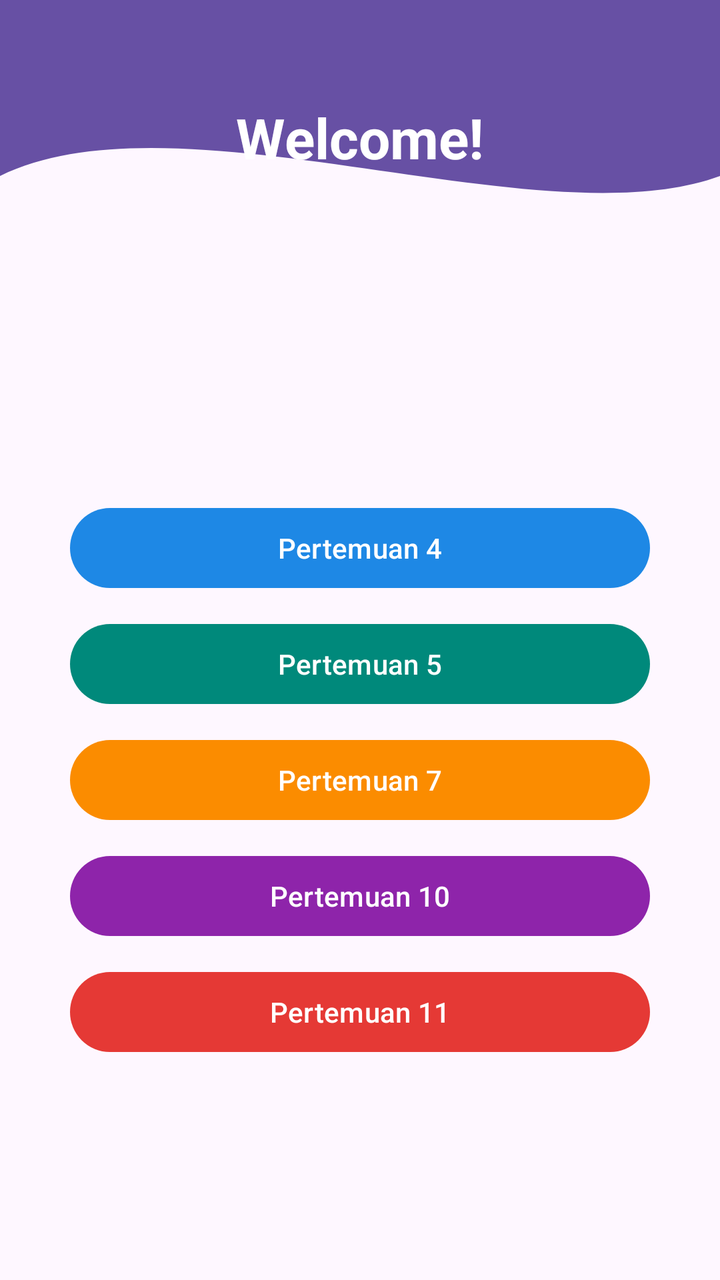
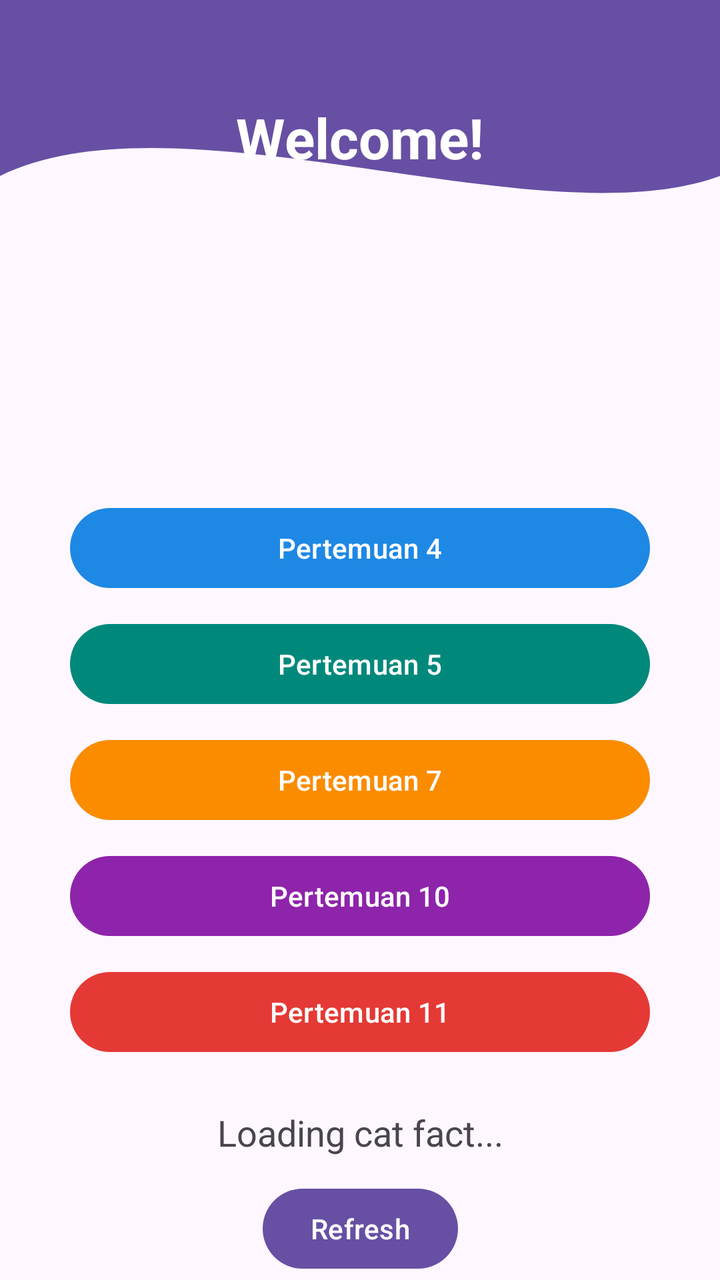

An Android layout rendered at two revisions. The XML below is the earlier revision; the diff shows what the commit changed to produce the second picture.
<!-- AndroidManifest.xml: application theme Theme.P3Isra -->
<!-- res/layout/activity_home_fragment.xml -->
<?xml version="1.0" encoding="utf-8"?>
<androidx.constraintlayout.widget.ConstraintLayout
    xmlns:android="http://schemas.android.com/apk/res/android"
    xmlns:app="http://schemas.android.com/apk/res-auto"
    xmlns:tools="http://schemas.android.com/tools"
    android:layout_width="match_parent"
    android:layout_height="match_parent">

    
    <View
        android:id="@+id/background_header"
        android:layout_width="0dp"
        android:layout_height="220dp"
        android:background="@drawable/bg_header_wave"
        app:layout_constraintEnd_toEndOf="parent"
        app:layout_constraintStart_toStartOf="parent"
        app:layout_constraintTop_toTopOf="parent" />

    
    <TextView
        android:id="@+id/tvWelcome"
        android:layout_width="wrap_content"
        android:layout_height="wrap_content"
        android:layout_marginTop="50dp"
        android:text="Welcome!"
        android:textColor="@android:color/white"
        android:textSize="28sp"
        android:textStyle="bold"
        app:layout_constraintEnd_toEndOf="parent"
        app:layout_constraintStart_toStartOf="parent"
        app:layout_constraintTop_toTopOf="parent" />

    
    <com.google.android.material.button.MaterialButton
        android:id="@+id/btnPertemuan4"
        android:layout_width="0dp"
        android:layout_height="wrap_content"
        android:layout_marginHorizontal="35dp"
        android:layout_marginTop="30dp"
        android:text="Pertemuan 4"
        android:textColor="@android:color/white"
        app:backgroundTint="#1E88E5"
        app:layout_constraintEnd_toEndOf="parent"
        app:layout_constraintStart_toStartOf="parent"
        app:layout_constraintTop_toBottomOf="@id/background_header" />

    
    <com.google.android.material.button.MaterialButton
        android:id="@+id/btnPertemuan5"
        android:layout_width="0dp"
        android:layout_height="wrap_content"
        android:layout_marginHorizontal="35dp"
        android:layout_marginTop="10dp"
        android:text="Pertemuan 5"
        android:textColor="@android:color/white"
        app:backgroundTint="#00897B"
        app:layout_constraintEnd_toEndOf="parent"
        app:layout_constraintStart_toStartOf="parent"
        app:layout_constraintTop_toBottomOf="@id/btnPertemuan4" />

    
    <com.google.android.material.button.MaterialButton
        android:id="@+id/btnPertemuan7"
        android:layout_width="0dp"
        android:layout_height="wrap_content"
        android:layout_marginHorizontal="35dp"
        android:layout_marginTop="10dp"
        android:text="Pertemuan 7"
        android:textColor="@android:color/white"
        app:backgroundTint="#FB8C00"
        app:layout_constraintEnd_toEndOf="parent"
        app:layout_constraintStart_toStartOf="parent"
        app:layout_constraintTop_toBottomOf="@id/btnPertemuan5" />

    
    <com.google.android.material.button.MaterialButton
        android:id="@+id/btnPertemuan10"
        android:layout_width="0dp"
        android:layout_height="wrap_content"
        android:layout_marginHorizontal="35dp"
        android:layout_marginTop="10dp"
        android:text="Pertemuan 10"
        android:textColor="@android:color/white"
        app:backgroundTint="#8E24AA"
        app:layout_constraintEnd_toEndOf="parent"
        app:layout_constraintStart_toStartOf="parent"
        app:layout_constraintTop_toBottomOf="@id/btnPertemuan7" />

    
    <com.google.android.material.button.MaterialButton
        android:id="@+id/btnPertemuan11"
        android:layout_width="0dp"
        android:layout_height="wrap_content"
        android:layout_marginHorizontal="35dp"
        android:layout_marginTop="10dp"
        android:text="Pertemuan 11"
        android:textColor="@android:color/white"
        app:backgroundTint="#E53935"
        app:layout_constraintEnd_toEndOf="parent"
        app:layout_constraintStart_toStartOf="parent"
        app:layout_constraintTop_toBottomOf="@id/btnPertemuan10" />

</androidx.constraintlayout.widget.ConstraintLayout>
<!-- resources referenced by this layout -->
<resources>
  <!-- drawable bg_header_wave (drawable) -->
  <?xml version="1.0" encoding="utf-8"?>
  <vector xmlns:android="http://schemas.android.com/apk/res/android"
      android:width="100dp"
      android:height="100dp"
      android:viewportWidth="100"
      android:viewportHeight="100">
  
      <path
          android:fillColor="?attr/colorPrimary"
          android:pathData="M0,0 L100,0 L100,40 C 75,55 25,20 0,40 Z" />
  </vector>
  <style name="Theme.P3Isra" parent="Base.Theme.P3Isra" />
  <style name="Base.Theme.P3Isra" parent="Theme.Material3.DayNight.NoActionBar">
          
          
      </style>
</resources>

<!-- the commit's change to res/layout/activity_home_fragment.xml (unified diff, before → after) -->
@@ -100,4 +100,30 @@
         app:layout_constraintStart_toStartOf="parent"
         app:layout_constraintTop_toBottomOf="@id/btnPertemuan10" />
 
+    
+    <TextView
+        android:id="@+id/tvCatFact"
+        android:layout_width="match_parent"
+        android:layout_height="wrap_content"
+        android:layout_marginHorizontal="24dp"
+        android:layout_marginTop="24dp"
+        android:gravity="center"
+        android:text="Loading cat fact..."
+        android:textAlignment="center"
+        android:textSize="18sp"
+        app:layout_constraintEnd_toEndOf="parent"
+        app:layout_constraintStart_toStartOf="parent"
+        app:layout_constraintTop_toBottomOf="@id/btnPertemuan11" />
+
+    
+    <Button
+        android:id="@+id/btnRefresh"
+        android:layout_width="wrap_content"
+        android:layout_height="wrap_content"
+        android:layout_marginTop="12dp"
+        android:text="Refresh"
+        app:layout_constraintEnd_toEndOf="parent"
+        app:layout_constraintStart_toStartOf="parent"
+        app:layout_constraintTop_toBottomOf="@id/tvCatFact" />
+
 </androidx.constraintlayout.widget.ConstraintLayout>
